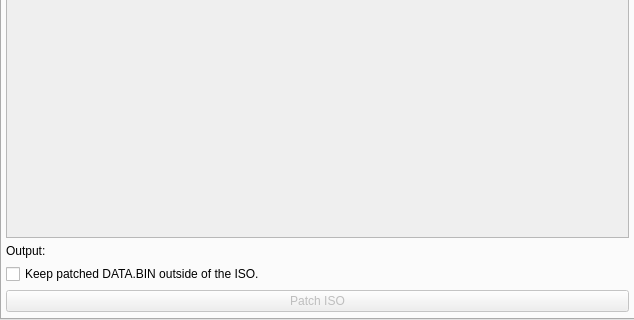
This is qt_ui.ui in FUComplete/FUCTool as Qt 5 draws it before an edit; both pictures show x 0 to 634 and y 270 to 590 of the 634 by 590 pixel window. The edited form follows.
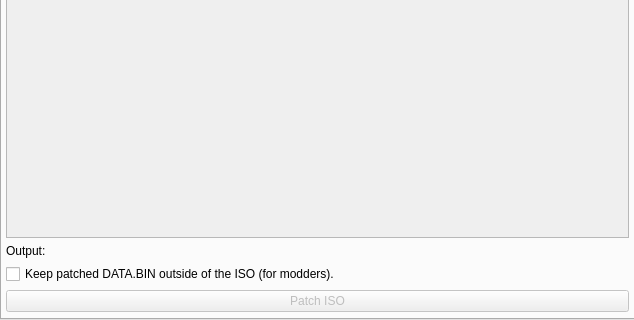
This is the edited form.

Commit message: Patch ISO (4/4)

Patch:
```diff
--- a/qt_ui.ui
+++ b/qt_ui.ui
@@ -128,7 +128,7 @@
        <item>
         <widget class="QCheckBox" name="keep_databin">
          <property name="text">
-          <string notr="true">Keep patched DATA.BIN outside of the ISO.</string>
+          <string notr="true">Keep patched DATA.BIN outside of the ISO (for modders).</string>
          </property>
         </widget>
        </item>
```
The commit also changes 2 other files.
